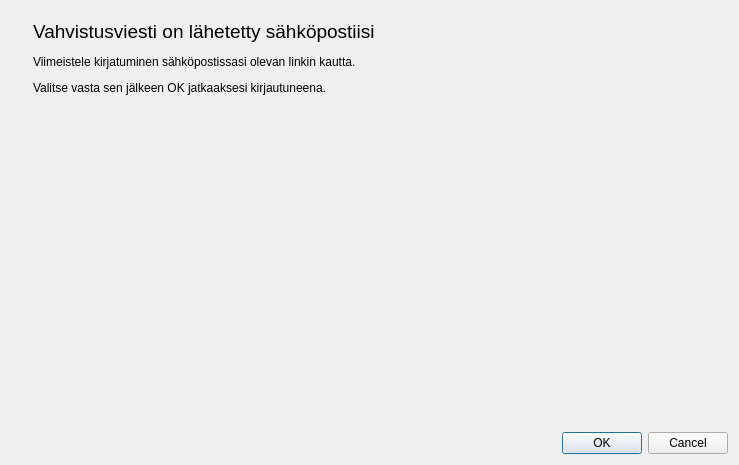
This is kitupiikki/pilvi/pilvilogindlg.ui in artoh/kitupiikki as Qt 5 draws it before an edit. The edited form follows.
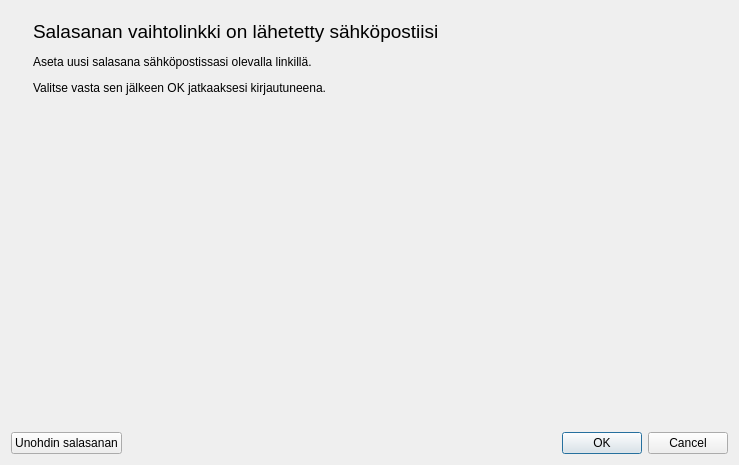
This is the edited form. The open tabs and pages were chosen to show the change. Icons and pictures are not drawn.

The edit to the form file:
```diff
--- a/kitupiikki/pilvi/pilvilogindlg.ui
+++ b/kitupiikki/pilvi/pilvilogindlg.ui
@@ -115,7 +115,7 @@
          <item>
           <widget class="QLabel" name="label_6">
            <property name="text">
-            <string>&lt;html&gt;&lt;head/&gt;&lt;body&gt;&lt;p&gt;&lt;span style=&quot; font-size:14pt;&quot;&gt;Vahvistusviesti on lähetetty sähköpostiisi&lt;/span&gt;&lt;/p&gt;&lt;p&gt;Viimeistele kirjatuminen sähköpostissasi olevan linkin kautta.&lt;/p&gt;&lt;p&gt;Valitse vasta sen jälkeen OK jatkaaksesi kirjautuneena.&lt;/p&gt;&lt;/body&gt;&lt;/html&gt;</string>
+            <string>&lt;html&gt;&lt;head/&gt;&lt;body&gt;&lt;p&gt;&lt;span style=&quot; font-size:14pt;&quot;&gt;Salasanan vaihtolinkki on lähetetty sähköpostiisi&lt;/span&gt;&lt;/p&gt;&lt;p&gt;Aseta uusi salasana sähköpostissasi olevalla linkillä.&lt;/p&gt;&lt;p&gt;Valitse vasta sen jälkeen OK jatkaaksesi kirjautuneena.&lt;/p&gt;&lt;/body&gt;&lt;/html&gt;</string>
            </property>
            <property name="alignment">
             <set>Qt::AlignLeading|Qt::AlignLeft|Qt::AlignTop</set>
@@ -130,6 +130,28 @@
       </widget>
      </item>
     </layout>
+   </item>
+   <item>
+    <layout class="QHBoxLayout" name="horizontalLayout_2">
+     <item>
+      <widget class="QPushButton" name="unohtuiNappi">
+       <property name="text">
+        <string>Unohdin salasanan</string>
+       </property>
+      </widget>
+     </item>
+     <item>
+      <spacer name="horizontalSpacer">
+       <property name="orientation">
+        <enum>Qt::Horizontal</enum>
+       </property>
+       <property name="sizeHint" stdset="0">
+        <size>
+         <width>40</width>
+         <height>20</height>
+        </size>
+       </property>
+      </spacer>
    </item>
    <item>
     <widget class="QDialogButtonBox" name="buttonBox">
@@ -140,6 +162,8 @@
       <set>QDialogButtonBox::Cancel|QDialogButtonBox::Ok</set>
      </property>
     </widget>
+     </item>
+    </layout>
    </item>
   </layout>
  </widget>
```
Left out of the diff: 4 changed lines with no effect on the pictures. Lines whose indentation alone changed are shown as unchanged.
